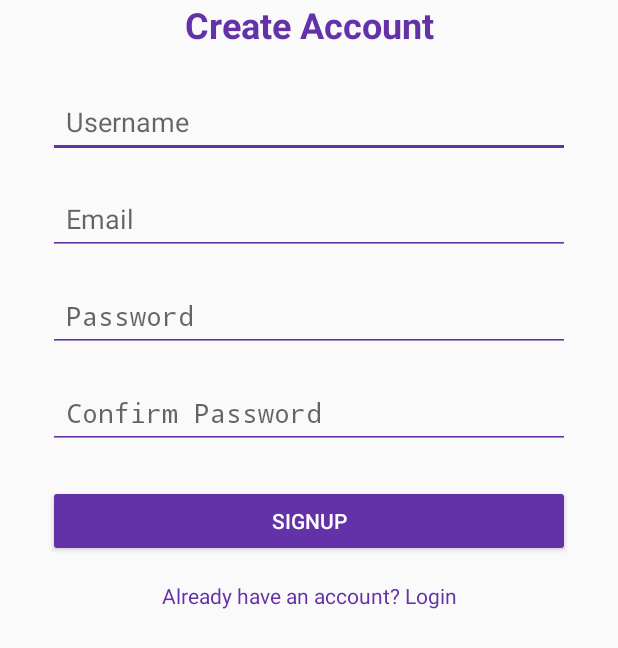
After one commit to GrgSumin/BirdWatching, an Android app built with Jetpack Compose: the layout activity_sign_up.xml on its own in the app's theme, with its tools: preview values and no code run, on a phone screen of 412 x 824 dp. The commit adds this screen. Shown: the top 648 px of the screen. Run offline under Robolectric (Android 15) with nearby library versions, the phone set to English and light mode, and no system bars.

```diff
--- a/app/src/main/AndroidManifest.xml
+++ b/app/src/main/AndroidManifest.xml
@@ -12,6 +12,12 @@
         android:supportsRtl="true"
         android:theme="@style/Theme.BirdWatching">
         <activity
+            android:name=".SignUpActivity"
+            android:exported="false" />
+        <activity
+            android:name=".LoginActivity"
+            android:exported="false" />
+        <activity
             android:name=".MainActivity"
             android:exported="true"
             android:label="@string/app_name"
--- a/app/src/main/java/com/example/birdwatching/MainActivity.kt
+++ b/app/src/main/java/com/example/birdwatching/MainActivity.kt
@@ -19,7 +19,7 @@ class MainActivity : ComponentActivity() {
         enableEdgeToEdge()
         setContent {
             BirdWatchingTheme {
-                Scaffold(modifier = Modifier.fillMaxSize()) { innerPadding ->
+                Scaffold( modifier = Modifier.fillMaxSize() ) { innerPadding ->
                     Greeting(
                         name = "Android",
                         modifier = Modifier.padding(innerPadding)
--- a/app/src/main/java/com/example/birdwatching/ui/theme/Theme.kt
+++ b/app/src/main/java/com/example/birdwatching/ui/theme/Theme.kt
@@ -45,7 +45,6 @@ fun BirdWatchingTheme(
         val context = LocalContext.current
         if (darkTheme) dynamicDarkColorScheme(context) else dynamicLightColorScheme(context)
       }
-
       darkTheme -> DarkColorScheme
       else -> LightColorScheme
     }
--- /dev/null
+++ b/app/src/main/res/layout/activity_sign_up.xml
@@ -0,0 +1,125 @@
+<?xml version="1.0" encoding="utf-8"?>
+<androidx.constraintlayout.widget.ConstraintLayout
+    xmlns:android="http://schemas.android.com/apk/res/android"
+    xmlns:app="http://schemas.android.com/apk/res-auto"
+    xmlns:tools="http://schemas.android.com/tools"
+    android:id="@+id/main"
+    android:layout_width="match_parent"
+    android:layout_height="match_parent"
+    tools:context=".SignUpActivity">
+
+    <!-- Title -->
+    <TextView
+        android:id="@+id/createAccountTitle"
+        android:layout_width="wrap_content"
+        android:layout_height="wrap_content"
+        android:text="Create Account"
+        android:textSize="24sp"
+        android:textStyle="bold"
+        android:textColor="@color/purple"
+        app:layout_constraintTop_toTopOf="parent"
+        app:layout_constraintBottom_toTopOf="@id/signupUserName"
+        app:layout_constraintStart_toStartOf="parent"
+        app:layout_constraintEnd_toEndOf="parent"/>
+
+    <!-- Display Name -->
+    <EditText
+        android:id="@+id/signupUserName"
+        android:layout_width="0dp"
+        android:layout_height="wrap_content"
+        android:hint="Username"
+        android:padding="12dp"
+        android:backgroundTint="@color/purple"
+        android:inputType="textPersonName"
+        android:layout_marginTop="24dp"
+        app:layout_constraintTop_toBottomOf="@id/createAccountTitle"
+        app:layout_constraintStart_toStartOf="parent"
+        app:layout_constraintEnd_toEndOf="parent"
+        android:layout_marginStart="32dp"
+        android:layout_marginEnd="32dp"/>
+
+    <!-- Email -->
+    <EditText
+        android:id="@+id/signupEmail"
+        android:layout_width="0dp"
+        android:layout_height="wrap_content"
+        android:hint="Email"
+        android:padding="12dp"
+        android:backgroundTint="@color/purple"
+        android:inputType="textEmailAddress"
+        android:layout_marginTop="16dp"
+        app:layout_constraintTop_toBottomOf="@id/signupUserName"
+        app:layout_constraintStart_toStartOf="parent"
+        app:layout_constraintEnd_toEndOf="parent"
+        android:layout_marginStart="32dp"
+        android:layout_marginEnd="32dp"/>
+
+    <!-- Password -->
+    <EditText
+        android:id="@+id/signupPassword"
+        android:layout_width="0dp"
+        android:layout_height="wrap_content"
+        android:hint="Password"
+        android:padding="12dp"
+        android:backgroundTint="@color/purple"
+        android:inputType="textPassword"
+        android:layout_marginTop="16dp"
+        app:layout_constraintTop_toBottomOf="@id/signupEmail"
+        app:layout_constraintStart_toStartOf="parent"
+        app:layout_constraintEnd_toEndOf="parent"
+        android:layout_marginStart="32dp"
+        android:layout_marginEnd="32dp"/>
+
+    <!-- Confirm Password -->
+    <EditText
+        android:id="@+id/signupConfirmPassword"
+        android:layout_width="0dp"
+        android:layout_height="wrap_content"
+        android:hint="Confirm Password"
+        android:padding="12dp"
+        android:backgroundTint="@color/purple"
+        android:inputType="textPassword"
+        android:layout_marginTop="16dp"
+        app:layout_constraintTop_toBottomOf="@id/signupPassword"
+        app:layout_constraintStart_toStartOf="parent"
+        app:layout_constraintEnd_toEndOf="parent"
+        android:layout_marginStart="32dp"
+        android:layout_marginEnd="32dp"/>
+
+    <!-- Sign Up Button -->
+    <Button
+        android:id="@+id/signupButton"
+        android:layout_width="0dp"
+        android:layout_height="wrap_content"
+        android:text="SignUp"
+        android:backgroundTint="@color/purple"
+        android:textColor="@android:color/white"
+        android:layout_marginTop="24dp"
+        app:layout_constraintTop_toBottomOf="@id/signupConfirmPassword"
+        app:layout_constraintStart_toStartOf="parent"
+        app:layout_constraintEnd_toEndOf="parent"
+        android:layout_marginStart="32dp"
+        android:layout_marginEnd="32dp"/>
+
+    <!-- Already have an account? Login -->
+    <TextView
+        android:id="@+id/loginLink"
+        android:layout_width="wrap_content"
+        android:layout_height="wrap_content"
+        android:text="Already have an account? Login"
+        android:textColor="@color/purple"
+        android:textSize="14sp"
+        android:layout_marginTop="16dp"
+        app:layout_constraintTop_toBottomOf="@id/signupButton"
+        app:layout_constraintStart_toStartOf="parent"
+        app:layout_constraintEnd_toEndOf="parent"/>
+
+    <!-- Center all elements vertically using a chain -->
+    <androidx.constraintlayout.widget.Guideline
+        android:id="@+id/centerGuideline"
+        android:layout_width="wrap_content"
+        android:layout_height="wrap_content"
+        android:orientation="horizontal"
+        app:layout_constraintGuide_percent="0.5"/>
+
+</androidx.constraintlayout.widget.ConstraintLayout>
--- a/app/src/main/res/values/themes.xml
+++ b/app/src/main/res/values/themes.xml
@@ -1,5 +1,4 @@
 <?xml version="1.0" encoding="utf-8"?>
 <resources>
-
     <style name="Theme.BirdWatching" parent="android:Theme.Material.Light.NoActionBar" />
 </resources>
```
Also changed, not shown: app/build.gradle.kts (+7 -0 lines), app/src/main/java/com/example/birdwatching/LoginActivity.kt (added, +20 -0 lines), app/src/main/java/com/example/birdwatching/SignUpActivity.kt (added, +20 -0 lines), app/src/main/res/layout/activity_login.xml (added, +111 -0 lines), app/src/main/res/values/colors.xml (+6 -7 lines), gradle/libs.versions.toml (+8 -0 lines). Lines whose indentation alone changed are shown as unchanged.
